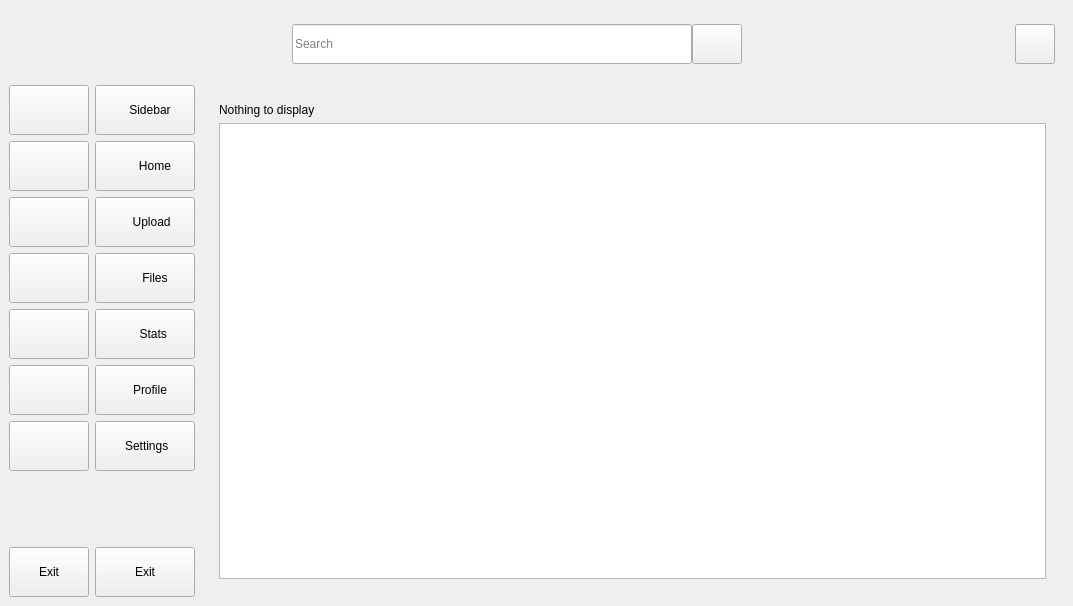
This is financial_app_ui.ui in Ulaaka/MoneyApp as Qt 5 draws it before an edit. The edited form follows.
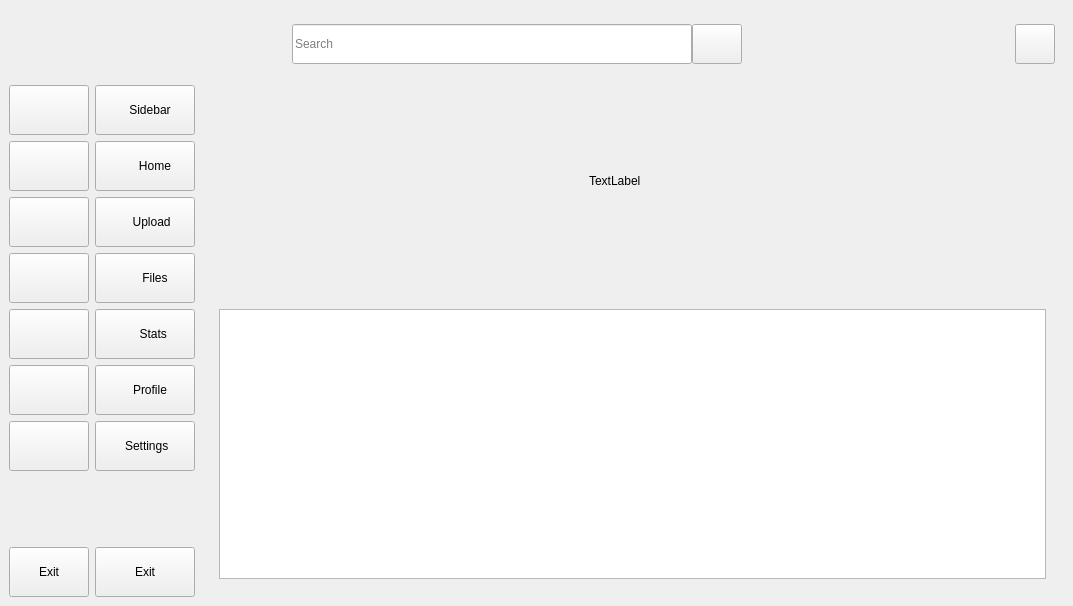
This is the edited form. Icons and pictures are not drawn.

```diff
--- a/financial_app_ui.ui
+++ b/financial_app_ui.ui
@@ -739,10 +739,26 @@
             <widget class="QWidget" name="home_page">
              <layout class="QVBoxLayout" name="verticalLayout_4">
               <item>
-               <widget class="QLabel" name="nothing_label">
-                <property name="text">
-                 <string>Nothing to display</string>
+               <widget class="QWidget" name="no_account_widget" native="true">
+                <property name="minimumSize">
+                 <size>
+                  <width>200</width>
+                  <height>200</height>
+                 </size>
                 </property>
+                <widget class="QLabel" name="no_account_label">
+                 <property name="geometry">
+                  <rect>
+                   <x>370</x>
+                   <y>70</y>
+                   <width>58</width>
+                   <height>16</height>
+                  </rect>
+                 </property>
+                 <property name="text">
+                  <string>TextLabel</string>
+                 </property>
+                </widget>
                </widget>
               </item>
               <item>
```
